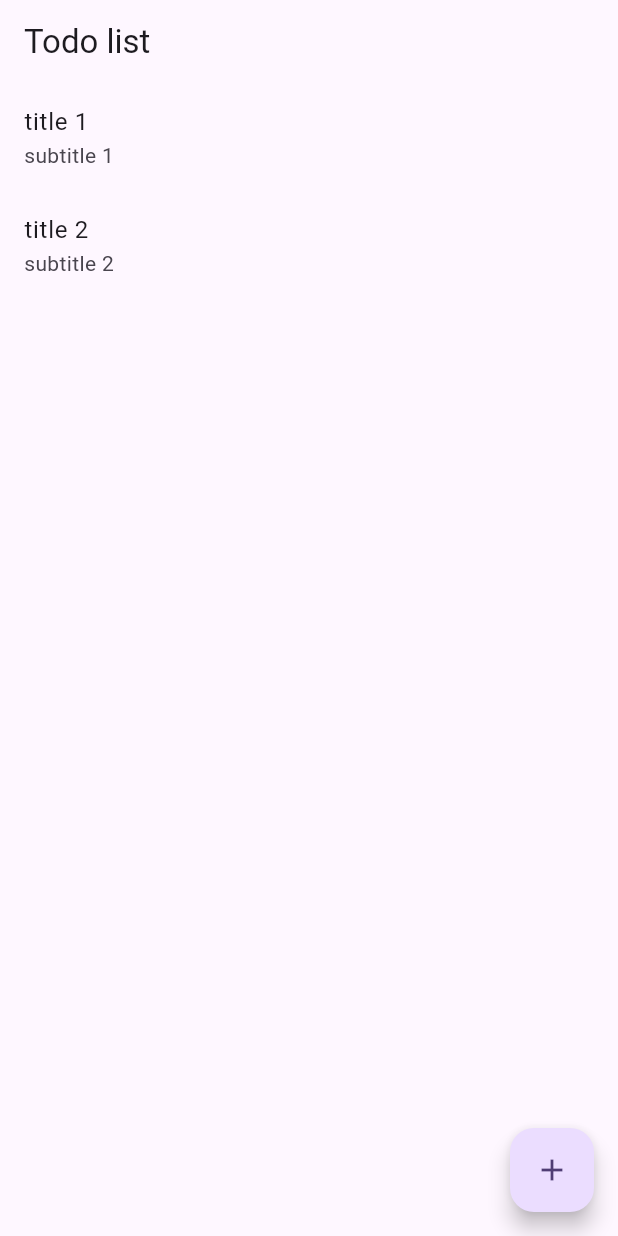
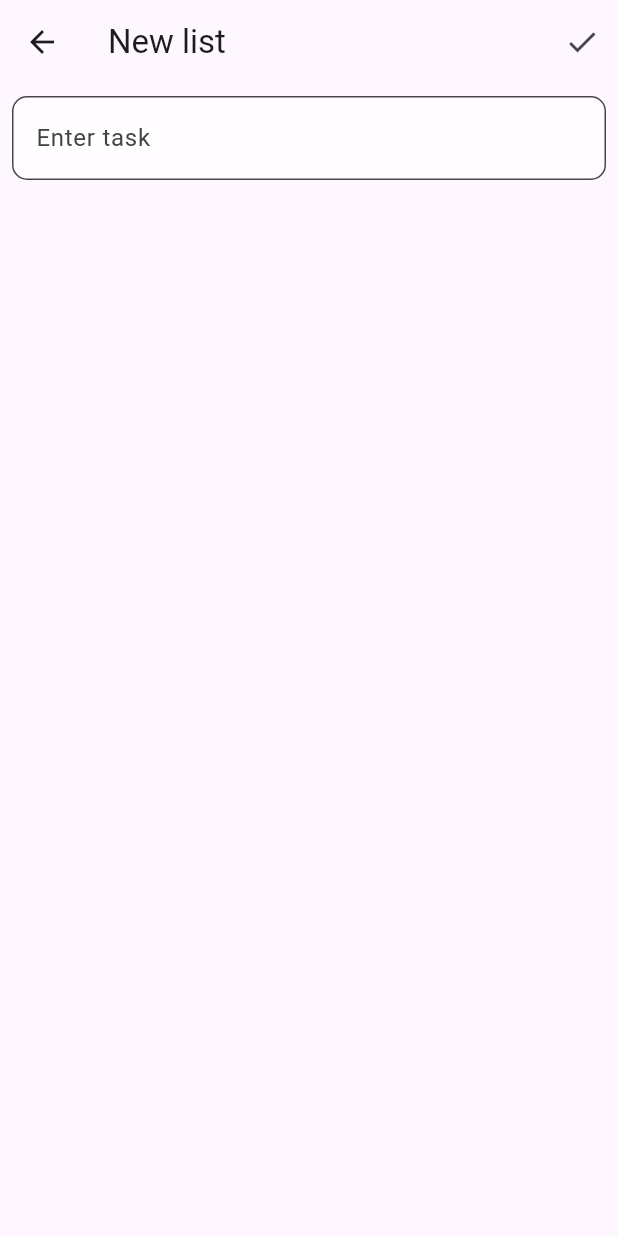
Before and after one commit to sue0-si/flutter-todoList, a Flutter app: the screen it shows after launch, after a tap on the "add" icon, on a phone screen of 412 x 824 dp. Run offline on Flutter 3.47's test engine with Material 3 defaults, Android fonts, the phone set to English and light mode, and no system bars.

Commit message:
add: screen to create new tasks

```diff
--- /dev/null
+++ b/lib/create_screen.dart
@@ -0,0 +1,34 @@
+import 'package:flutter/material.dart';
+
+class CreateScreen extends StatelessWidget {
+  const CreateScreen({super.key});
+
+  @override
+  Widget build(BuildContext context) {
+    return Scaffold(
+      appBar: AppBar(
+        title: Text('New list'),
+        actions: [
+          IconButton(
+            onPressed: () {},
+            icon: Icon(Icons.done),
+          ),
+        ],
+      ),
+      body: Padding(
+        padding: const EdgeInsets.all(8.0),
+        child: TextField(
+          decoration: InputDecoration(
+            border: OutlineInputBorder(
+              borderRadius: BorderRadius.circular(10.0),
+            ),
+            hintStyle: TextStyle(color: Colors.grey[800]),
+            hintText: 'Enter task',
+            filled: true,
+            fillColor: Colors.white70,
+          ),
+        ),
+      ),
+    );
+  }
+}
--- a/lib/list_screen.dart
+++ b/lib/list_screen.dart
@@ -1,4 +1,5 @@
 import 'package:flutter/material.dart';
+import 'package:my_todolist/create_screen.dart';
 
 class ListScreen extends StatelessWidget {
   const ListScreen({super.key});
@@ -22,7 +23,12 @@ class ListScreen extends StatelessWidget {
         ],
       ),
       floatingActionButton: FloatingActionButton(
-        onPressed: () {},
+        onPressed: () {
+          Navigator.push(
+            context,
+            MaterialPageRoute(builder: (context) => CreateScreen()),
+          );
+        },
         child: const Icon(Icons.add),
       ),
     );
--- a/lib/main.dart
+++ b/lib/main.dart
@@ -19,7 +19,7 @@ class MyApp extends StatelessWidget {
         colorScheme: ColorScheme.fromSeed(seedColor: Colors.deepPurple),
         useMaterial3: true,
       ),
-      home: const ListScreen(title: 'Flutter Demo Home Page'),
+      home: const ListScreen(),
     );
   }
 }
```
